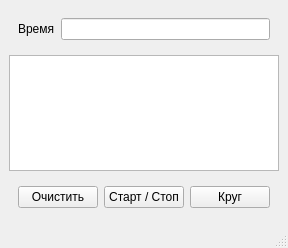
Above: 05/HW-05/mainwindow.ui from ZeRg0912/Qt before the change. Below: the same form after it.
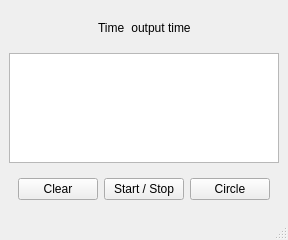
That is the form after the change.

```diff
--- a/05/HW-05/mainwindow.ui
+++ b/05/HW-05/mainwindow.ui
@@ -7,7 +7,7 @@
     <x>0</x>
     <y>0</y>
     <width>288</width>
-    <height>248</height>
+    <height>240</height>
    </rect>
   </property>
   <property name="windowTitle">
@@ -16,58 +16,93 @@
   <widget class="QWidget" name="centralwidget">
    <layout class="QGridLayout" name="gridLayout_3">
     <item row="2" column="0">
-     <widget class="QTextBrowser" name="tb_CircleTime"/>
-    </item>
-    <item row="0" column="0">
      <widget class="QWidget" name="widget_2" native="true">
       <layout class="QGridLayout" name="gridLayout_2">
        <item row="0" column="0">
-        <widget class="QLabel" name="lb_Time">
-         <property name="text">
-          <string>Время</string>
-         </property>
-        </widget>
-       </item>
-       <item row="0" column="1">
-        <widget class="QLineEdit" name="le_Time">
-         <property name="alignment">
-          <set>Qt::AlignCenter</set>
-         </property>
-        </widget>
-       </item>
-      </layout>
-     </widget>
-    </item>
-    <item row="3" column="0">
-     <widget class="QWidget" name="widget" native="true">
-      <layout class="QGridLayout" name="gridLayout">
-       <item row="0" column="1">
         <widget class="QPushButton" name="pb_Clear">
          <property name="text">
-          <string>Очистить</string>
+          <string>Clear</string>
          </property>
         </widget>
        </item>
-       <item row="0" column="3">
-        <widget class="QPushButton" name="pb_Circle">
-         <property name="text">
-          <string>Круг</string>
-         </property>
-        </widget>
-       </item>
-       <item row="0" column="2">
+       <item row="0" column="1">
         <widget class="QPushButton" name="pb_StartStop">
          <property name="text">
-          <string>Старт / Стоп</string>
+          <string>Start / Stop</string>
          </property>
          <property name="checkable">
           <bool>true</bool>
          </property>
         </widget>
        </item>
+       <item row="0" column="2">
+        <widget class="QPushButton" name="pb_NewCircle">
+         <property name="text">
+          <string>Circle</string>
+         </property>
+        </widget>
+       </item>
       </layout>
      </widget>
     </item>
+    <item row="0" column="0">
+     <widget class="QWidget" name="widget" native="true">
+      <layout class="QGridLayout" name="gridLayout">
+       <item row="0" column="0">
+        <spacer name="horizontalSpacer">
+         <property name="orientation">
+          <enum>Qt::Horizontal</enum>
+         </property>
+         <property name="sizeHint" stdset="0">
+          <size>
+           <width>40</width>
+           <height>20</height>
+          </size>
+         </property>
+        </spacer>
+       </item>
+       <item row="0" column="2">
+        <widget class="QLabel" name="lb_OutTime">
+         <property name="text">
+          <string>output time</string>
+         </property>
+         <property name="alignment">
+          <set>Qt::AlignCenter</set>
+         </property>
+        </widget>
+       </item>
+       <item row="0" column="1">
+        <widget class="QLabel" name="lb_Time">
+         <property name="maximumSize">
+          <size>
+           <width>16777215</width>
+           <height>16777215</height>
+          </size>
+         </property>
+         <property name="text">
+          <string>Time</string>
+         </property>
+        </widget>
+       </item>
+       <item row="0" column="3">
+        <spacer name="horizontalSpacer_2">
+         <property name="orientation">
+          <enum>Qt::Horizontal</enum>
+         </property>
+         <property name="sizeHint" stdset="0">
+          <size>
+           <width>40</width>
+           <height>20</height>
+          </size>
+         </property>
+        </spacer>
+       </item>
+      </layout>
+     </widget>
+    </item>
+    <item row="1" column="0">
+     <widget class="QTextBrowser" name="tb_Circles"/>
+    </item>
    </layout>
   </widget>
   <widget class="QMenuBar" name="menubar">
```
Left out of the diff: 2 changed lines with no effect on the pictures.
